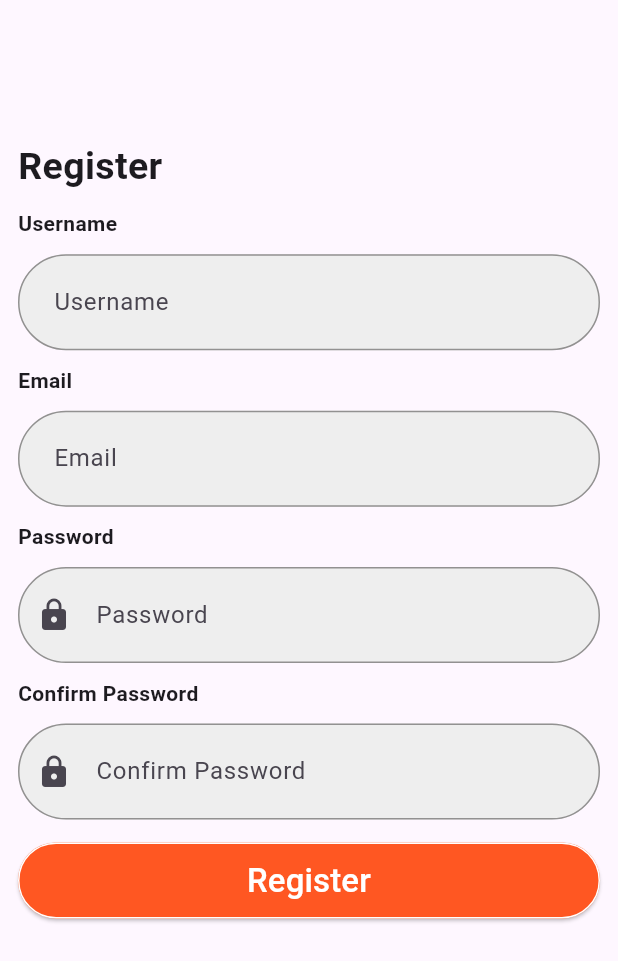
After one commit to KhaledBahjat/notes_app, a Flutter app: the RegisterScreen screen opened directly, on a phone screen of 412 x 824 dp. The commit adds this screen. Shown: the top 961 px of the screen. Run offline on Flutter 3.47's test engine with Material 3 defaults, Android fonts, the phone set to English and light mode, and no system bars; our stand-ins replace flutter_screenutil, go_router.

Commit message:
login and register ui done

```diff
--- a/lib/screens/auth/login_screen.dart
+++ b/lib/screens/auth/login_screen.dart
@@ -102,9 +102,20 @@ class LoginScreen extends StatelessWidget {
               ),
               GestureDetector(
                 onTap: () => GoRouter.of(context).pushNamed(AppRouts.register),
-                child: Text(
-                  'Dont have an account',
-                  style: TextStyle(),
+                child: Row(
+                  children: [
+                    Text(
+                      'Don\'t have an account?  ',
+                      style: TextStyle(color: Colors.grey),
+                    ),
+                    Text(
+                      'Sign Up',
+                      style: TextStyle(
+                        color: Colors.orange,
+                        fontWeight: FontWeight.bold,
+                      ),
+                    ),
+                  ],
                 ),
               ),
             ],
--- /dev/null
+++ b/lib/screens/auth/register_screen.dart
@@ -0,0 +1,129 @@
+import 'package:flutter/material.dart';
+import 'package:flutter_screenutil/flutter_screenutil.dart';
+import 'package:nots_app/screens/auth/widgets/custom_button.dart';
+import 'package:nots_app/screens/auth/widgets/customtextform.dart';
+
+class RegisterScreen extends StatefulWidget {
+  RegisterScreen({super.key});
+
+  @override
+  State<RegisterScreen> createState() => _RegisterScreenState();
+}
+
+class _RegisterScreenState extends State<RegisterScreen> {
+  bool isPasswordVisible = false;
+
+  @override
+  Widget build(BuildContext context) {
+    return Scaffold(
+      body: Padding(
+        padding: const EdgeInsets.all(12),
+        child: GestureDetector(
+          onTap: () => FocusScope.of(context).unfocus(),
+          child: SingleChildScrollView(
+            child: Column(
+              crossAxisAlignment: CrossAxisAlignment.start,
+              children: [
+                SizedBox(
+                  height: 80.h,
+                ),
+                Text(
+                  'Register',
+                  style: TextStyle(fontSize: 25, fontWeight: FontWeight.bold),
+                ),
+                SizedBox(
+                  height: 10.h,
+                ),
+                Text(
+                  'Username',
+                  style: TextStyle(fontWeight: FontWeight.bold),
+                ),
+                SizedBox(
+                  height: 10.h,
+                ),
+                CustomTextFormField(
+                  hintText: 'Username',
+                  label: Text('Username'),
+                ),
+                SizedBox(
+                  height: 10.h,
+                ),
+                Text(
+                  'Email',
+                  style: TextStyle(fontWeight: FontWeight.bold),
+                ),
+                SizedBox(
+                  height: 10.h,
+                ),
+                CustomTextFormField(
+                  hintText: 'Email',
+                  label: Text('Email'),
+                ),
+                SizedBox(
+                  height: 10.h,
+                ),
+                Text(
+                  'Password',
+                  style: TextStyle(fontWeight: FontWeight.bold),
+                ),
+                SizedBox(
+                  height: 10.h,
+                ),
+                CustomTextFormField(
+                  prefixIcon: Icon(Icons.lock),
+                  hintText: 'Password',
+                  label: Text('Password'),
+                  obscureText: !isPasswordVisible,
+                  suffixIcon: IconButton(
+                    onPressed: () {
+                      setState(() {
+                        isPasswordVisible = !isPasswordVisible;
+                      });
+                    },
+                    icon: isPasswordVisible
+                        ? Icon(Icons.visibility)
+                        : Icon(Icons.visibility_off),
+                  ),
+                ),
+                SizedBox(
+                  height: 10.h,
+                ),
+                Text(
+                  'Confirm Password',
+                  style: TextStyle(fontWeight: FontWeight.bold),
+                ),
+                SizedBox(
+                  height: 10.h,
+                ),
+                CustomTextFormField(
+                  prefixIcon: Icon(Icons.lock),
+                  hintText: 'Confirm Password',
+                  label: Text('Confirm Password'),
+                  obscureText: !isPasswordVisible,
+                  suffixIcon: IconButton(
+                    onPressed: () {
+                      setState(() {
+                        isPasswordVisible = !isPasswordVisible;
+                      });
+                    },
+                    icon: isPasswordVisible
+                        ? Icon(Icons.visibility)
+                        : Icon(Icons.visibility_off),
+                  ),
+                ),
+                SizedBox(
+                  height: 15.h,
+                ),
+                CustomButton(
+                  text: 'Register',
+                  onPressed: () {},
+                  backgroundColor: Colors.deepOrange,
+                ),
+              ],
+            ),
+          ),
+        ),
+      ),
+    );
+  }
+}
```
